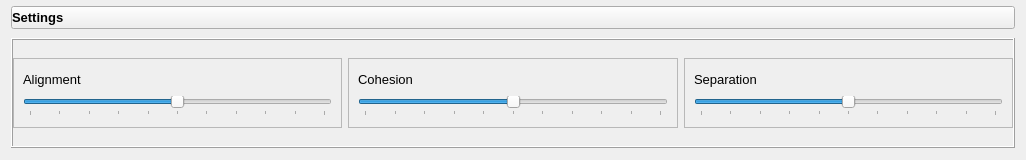
Before: the Qt Designer form ui/Settings.ui in kpdudek/Boids, drawn with Qt 5.
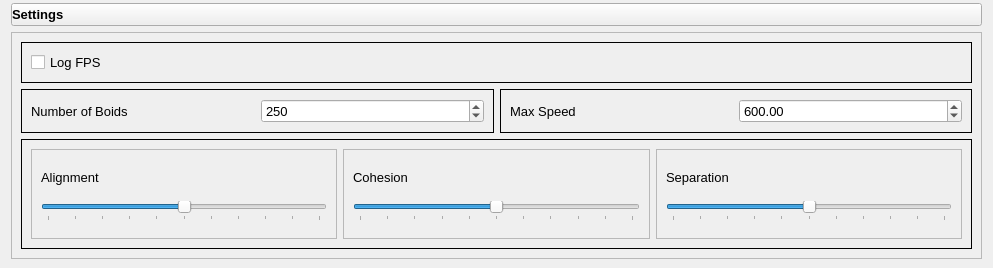
After: the same form once the commit is applied. Icons and pictures are not drawn.

Commit message: Boids are now rendered with the correct heading vector

```diff
--- a/ui/Settings.ui
+++ b/ui/Settings.ui
@@ -6,8 +6,8 @@
    <rect>
     <x>0</x>
     <y>0</y>
-    <width>1026</width>
-    <height>160</height>
+    <width>993</width>
+    <height>264</height>
    </rect>
   </property>
   <property name="sizePolicy">
@@ -25,7 +25,7 @@
   <property name="maximumSize">
    <size>
     <width>16777215</width>
-    <height>160</height>
+    <height>16777215</height>
    </size>
   </property>
   <property name="windowTitle">
@@ -38,8 +38,133 @@
    <property name="bottomMargin">
     <number>9</number>
    </property>
-   <item row="1" column="1">
+   <item row="0" column="0" colspan="2">
+    <widget class="QPushButton" name="expand_collapse_settings_button">
+     <property name="font">
+      <font>
+       <pointsize>10</pointsize>
+       <weight>75</weight>
+       <italic>false</italic>
+       <bold>true</bold>
+      </font>
+     </property>
+     <property name="styleSheet">
+      <string notr="true">text-align: left;
+font:  bold 10pt;</string>
+     </property>
+     <property name="text">
+      <string>Settings</string>
+     </property>
+     <property name="icon">
+      <iconset>
+       <normaloff>icons/expand_down.png</normaloff>icons/expand_down.png</iconset>
+     </property>
+     <property name="checkable">
+      <bool>true</bool>
+     </property>
+     <property name="flat">
+      <bool>false</bool>
+     </property>
+    </widget>
+   </item>
+   <item row="1" column="0" colspan="2">
     <widget class="QFrame" name="settings_frame">
+     <property name="frameShape">
+      <enum>QFrame::StyledPanel</enum>
+     </property>
+     <property name="frameShadow">
+      <enum>QFrame::Plain</enum>
+     </property>
+     <layout class="QGridLayout" name="gridLayout_9">
+      <item row="1" column="1">
+       <widget class="QFrame" name="frame_5">
+        <property name="frameShape">
+         <enum>QFrame::Box</enum>
+        </property>
+        <property name="frameShadow">
+         <enum>QFrame::Plain</enum>
+        </property>
+        <layout class="QGridLayout" name="gridLayout_7">
+         <item row="0" column="0">
+          <widget class="QLabel" name="label_5">
+           <property name="font">
+            <font>
+             <pointsize>10</pointsize>
+            </font>
+           </property>
+           <property name="text">
+            <string>Max Speed</string>
+           </property>
+          </widget>
+         </item>
+         <item row="0" column="1">
+          <widget class="QDoubleSpinBox" name="doubleSpinBox">
+           <property name="font">
+            <font>
+             <pointsize>10</pointsize>
+            </font>
+           </property>
+           <property name="minimum">
+            <double>1.000000000000000</double>
+           </property>
+           <property name="maximum">
+            <double>1000.000000000000000</double>
+           </property>
+           <property name="singleStep">
+            <double>10.000000000000000</double>
+           </property>
+           <property name="value">
+            <double>600.000000000000000</double>
+           </property>
+          </widget>
+         </item>
+        </layout>
+       </widget>
+      </item>
+      <item row="1" column="0">
+       <widget class="QFrame" name="frame_6">
+        <property name="frameShape">
+         <enum>QFrame::Box</enum>
+        </property>
+        <property name="frameShadow">
+         <enum>QFrame::Plain</enum>
+        </property>
+        <layout class="QGridLayout" name="gridLayout_8">
+         <item row="0" column="0">
+          <widget class="QLabel" name="label_4">
+           <property name="font">
+            <font>
+             <pointsize>10</pointsize>
+            </font>
+           </property>
+           <property name="text">
+            <string>Number of Boids</string>
+           </property>
+          </widget>
+         </item>
+         <item row="0" column="1">
+          <widget class="QSpinBox" name="spinBox">
+           <property name="font">
+            <font>
+             <pointsize>10</pointsize>
+            </font>
+           </property>
+           <property name="minimum">
+            <number>1</number>
+           </property>
+           <property name="maximum">
+            <number>500</number>
+           </property>
+           <property name="value">
+            <number>250</number>
+           </property>
+          </widget>
+         </item>
+        </layout>
+       </widget>
+      </item>
+      <item row="2" column="0" colspan="2">
+       <widget class="QFrame" name="flocking_settings">
      <property name="minimumSize">
       <size>
        <width>0</width>
@@ -49,37 +174,98 @@
      <property name="maximumSize">
       <size>
        <width>16777215</width>
-       <height>110</height>
+          <height>16777215</height>
       </size>
      </property>
      <property name="frameShape">
       <enum>QFrame::Box</enum>
      </property>
      <property name="frameShadow">
-      <enum>QFrame::Raised</enum>
+         <enum>QFrame::Plain</enum>
      </property>
      <layout class="QGridLayout" name="gridLayout_2">
       <property name="leftMargin">
-       <number>0</number>
+          <number>9</number>
       </property>
       <property name="topMargin">
-       <number>0</number>
+          <number>9</number>
       </property>
       <property name="rightMargin">
-       <number>0</number>
+          <number>9</number>
       </property>
       <property name="bottomMargin">
-       <number>0</number>
+          <number>9</number>
       </property>
       <property name="verticalSpacing">
        <number>0</number>
       </property>
+         <item row="2" column="2">
+          <widget class="QFrame" name="frame_4">
+           <property name="maximumSize">
+            <size>
+             <width>16777215</width>
+             <height>16777215</height>
+            </size>
+           </property>
+           <property name="frameShape">
+            <enum>QFrame::StyledPanel</enum>
+           </property>
+           <property name="frameShadow">
+            <enum>QFrame::Raised</enum>
+           </property>
+           <layout class="QGridLayout" name="gridLayout_5">
+            <item row="0" column="0">
+             <widget class="QLabel" name="label_3">
+              <property name="maximumSize">
+               <size>
+                <width>16777215</width>
+                <height>20</height>
+               </size>
+              </property>
+              <property name="font">
+               <font>
+                <pointsize>10</pointsize>
+               </font>
+              </property>
+              <property name="text">
+               <string>Separation</string>
+              </property>
+             </widget>
+            </item>
+            <item row="1" column="0">
+             <widget class="QSlider" name="horizontalSlider_3">
+              <property name="maximum">
+               <number>10</number>
+              </property>
+              <property name="singleStep">
+               <number>1</number>
+              </property>
+              <property name="pageStep">
+               <number>5</number>
+              </property>
+              <property name="value">
+               <number>5</number>
+              </property>
+              <property name="orientation">
+               <enum>Qt::Horizontal</enum>
+              </property>
+              <property name="tickPosition">
+               <enum>QSlider::TicksBelow</enum>
+              </property>
+              <property name="tickInterval">
+               <number>1</number>
+              </property>
+             </widget>
+            </item>
+           </layout>
+          </widget>
+         </item>
       <item row="2" column="1">
        <widget class="QFrame" name="frame_3">
         <property name="maximumSize">
          <size>
           <width>16777215</width>
-          <height>70</height>
+             <height>16777215</height>
          </size>
         </property>
         <property name="frameShape">
@@ -140,7 +326,7 @@
         <property name="maximumSize">
          <size>
           <width>16777215</width>
-          <height>70</height>
+             <height>16777215</height>
          </size>
         </property>
         <property name="frameShape">
@@ -196,97 +382,34 @@
         </layout>
        </widget>
       </item>
-      <item row="2" column="2">
-       <widget class="QFrame" name="frame_4">
-        <property name="maximumSize">
-         <size>
-          <width>16777215</width>
-          <height>70</height>
-         </size>
-        </property>
+        </layout>
+       </widget>
+      </item>
+      <item row="0" column="0" colspan="2">
+       <widget class="QFrame" name="frame">
         <property name="frameShape">
-         <enum>QFrame::StyledPanel</enum>
+         <enum>QFrame::Box</enum>
         </property>
         <property name="frameShadow">
-         <enum>QFrame::Raised</enum>
+         <enum>QFrame::Plain</enum>
         </property>
-        <layout class="QGridLayout" name="gridLayout_5">
-         <item row="0" column="0">
-          <widget class="QLabel" name="label_3">
-           <property name="maximumSize">
-            <size>
-             <width>16777215</width>
-             <height>20</height>
-            </size>
-           </property>
-           <property name="font">
-            <font>
-             <pointsize>10</pointsize>
-            </font>
-           </property>
-           <property name="text">
-            <string>Separation</string>
-           </property>
-          </widget>
-         </item>
+        <layout class="QGridLayout" name="gridLayout_6">
          <item row="1" column="0">
-          <widget class="QSlider" name="horizontalSlider_3">
-           <property name="maximum">
-            <number>10</number>
-           </property>
-           <property name="singleStep">
-            <number>1</number>
-           </property>
-           <property name="pageStep">
-            <number>5</number>
-           </property>
-           <property name="value">
-            <number>5</number>
-           </property>
-           <property name="orientation">
-            <enum>Qt::Horizontal</enum>
-           </property>
-           <property name="tickPosition">
-            <enum>QSlider::TicksBelow</enum>
-           </property>
-           <property name="tickInterval">
-            <number>1</number>
-           </property>
-          </widget>
-         </item>
-        </layout>
-       </widget>
-      </item>
-     </layout>
-    </widget>
-   </item>
-   <item row="0" column="1">
-    <widget class="QPushButton" name="expand_collapse_settings_button">
+          <widget class="QCheckBox" name="checkBox">
      <property name="font">
       <font>
        <pointsize>10</pointsize>
-       <weight>75</weight>
-       <italic>false</italic>
-       <bold>true</bold>
-      </font>
-     </property>
-     <property name="styleSheet">
-      <string notr="true">text-align: left;
-font:  bold 10pt;</string>
-     </property>
+            </font>
+           </property>
      <property name="text">
-      <string>Settings</string>
-     </property>
-     <property name="icon">
-      <iconset>
-       <normaloff>icons/expand_down.png</normaloff>icons/expand_down.png</iconset>
-     </property>
-     <property name="checkable">
-      <bool>true</bool>
-     </property>
-     <property name="flat">
-      <bool>false</bool>
-     </property>
+            <string>Log FPS</string>
+           </property>
+          </widget>
+         </item>
+        </layout>
+       </widget>
+      </item>
+     </layout>
     </widget>
    </item>
   </layout>
```
Lines whose indentation alone changed are shown as unchanged. The commit also changes 5 other files.
